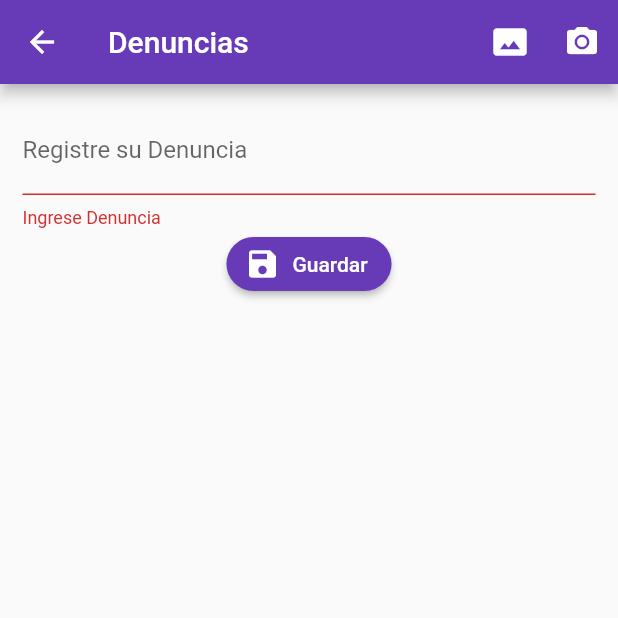
After one commit to aquispe2/denuncias_front_movil, a Flutter app: the DenunciasPage screen opened by its route, after a tap on "Guardar", on a phone screen of 412 x 824 dp, the top half of it. The commit adds this screen. Run offline on Flutter 3.47's test engine with Material 2 defaults, Android fonts, the phone set to English and light mode, and no system bars; our stand-ins replace rxdart.

Commit message:
SDe ha avanzadooo

```diff
--- a/lib/main.dart
+++ b/lib/main.dart
@@ -1,5 +1,6 @@
 import 'package:flutter/material.dart';
 import 'package:nuevoproyecto/src/bloc/provider.dart';
+import 'package:nuevoproyecto/src/pages/denuncias_page.dart';
 import 'package:nuevoproyecto/src/pages/home_page.dart';
 import 'package:nuevoproyecto/src/pages/login_page.dart';
 
@@ -13,7 +14,8 @@ class MyApp extends StatelessWidget {
     initialRoute: 'login',
     routes: {
       'login':(BuildContext context )=> LoginPage(),
-      'home':(BuildContext context )=> HomePage()
+      'home':(BuildContext context )=> HomePage(),
+      'denuncias':(BuildContext context )=> DenunciasPage()
     },
     theme: ThemeData(primaryColor: Colors.deepPurple),
     )
--- a/lib/src/bloc/provider.dart
+++ b/lib/src/bloc/provider.dart
@@ -1,20 +1,28 @@
 import 'package:flutter/material.dart';
 import 'package:nuevoproyecto/src/bloc/login_bloc.dart';
-export  'package:nuevoproyecto/src/bloc/login_bloc.dart';
+export 'package:nuevoproyecto/src/bloc/login_bloc.dart';
 
 class Provider extends InheritedWidget {
+  static Provider _instancia;
+
+  factory Provider({Key key, Widget child}) {
+    if (_instancia == null) {
+      _instancia = new Provider._internal(key: key, child: child);
+    }
+    return _instancia;
+  }
+  Provider._internal({Key key, Widget child}) : super(key: key, child: child);
+
   final loginBloc = LoginBloc();
 
-  Provider({Key key,Widget child})
-    : super(key:key,child:child);
-
+  /*Provider({Key key,Widget child})
+    : super(key:key,child:child);*/
 
   @override
-  bool updateShouldNotify(InheritedWidget oldWidget)=> true;
+  bool updateShouldNotify(InheritedWidget oldWidget) => true;
 
-  static LoginBloc of ( BuildContext context ){
-    return ( context.inheritFromWidgetOfExactType(Provider) as Provider ).loginBloc;
-
+  static LoginBloc of(BuildContext context) {
+    return (context.inheritFromWidgetOfExactType(Provider) as Provider)
+        .loginBloc;
   }
-
 }
--- /dev/null
+++ b/lib/src/models/casos_model.dart
@@ -0,0 +1,37 @@
+import 'dart:convert';
+
+CasosModel casosModelFromJson(String str) => CasosModel.fromJson(json.decode(str));
+
+String casosModelToJson(CasosModel data) => json.encode(data.toJson());
+
+class CasosModel {
+    int casoId;
+    String descripcion;
+    int usuarioId;
+    int estadoId;
+    String fotoUrl;
+
+    CasosModel({
+        this.casoId,
+        this.descripcion='',
+        this.usuarioId=0,
+        this.estadoId=0,
+        this.fotoUrl='',
+    });
+
+    factory CasosModel.fromJson(Map<String, dynamic> json) => new CasosModel(
+        casoId: json["caso_id"],
+        descripcion: json["descripcion"],
+        usuarioId: json["usuario_id"],
+        estadoId: json["estado_id"],
+        fotoUrl: json["fotoUrl"],
+    );
+
+    Map<String, dynamic> toJson() => {
+        "caso_id": casoId,
+        "descripcion": descripcion,
+        "usuario_id": usuarioId,
+        "estado_id": estadoId,
+        "fotoUrl": fotoUrl,
+    };
+}
--- /dev/null
+++ b/lib/src/pages/denuncias_page.dart
@@ -0,0 +1,102 @@
+import 'package:flutter/material.dart';
+import 'package:nuevoproyecto/src/models/casos_model.dart';
+import 'package:nuevoproyecto/src/providers/casos_providers.dart';
+
+
+
+class DenunciasPage extends StatefulWidget {
+  @override
+  _DenunciasPageState createState() => _DenunciasPageState();
+}
+
+class _DenunciasPageState extends State<DenunciasPage> {
+  final formKey = GlobalKey<FormState>();
+  CasosModel objCasos = new CasosModel();
+  final casoProvider = new CasosProviders();
+ @override
+ Widget build(BuildContext context) {
+  return new Scaffold(
+    appBar: AppBar(
+      title: Text('Denuncias'),
+      actions: <Widget>[
+        IconButton(
+          icon : Icon(Icons.photo_size_select_actual),
+          onPressed: (){},
+        ),
+
+         IconButton(
+          icon : Icon(Icons.camera_alt),
+          onPressed: (){},
+        )
+
+
+      ],
+    ),
+    body: SingleChildScrollView(
+      child: Container(
+        padding: EdgeInsets.all(15.0),
+        child: Form(
+          key: formKey,
+          child: Column(
+            children: <Widget>[
+              _crearDenuncia(),
+
+              _crearBoton()
+            ],
+          ),
+        ),
+      ),
+    ),
+ );
+ }
+
+ Widget _crearDenuncia(){
+   return TextFormField(
+     initialValue: objCasos.descripcion,
+     textCapitalization: TextCapitalization.sentences,
+     decoration: InputDecoration(
+       labelText: 'Registre su Denuncia'
+     ),
+     onSaved: (value)=>objCasos.descripcion = value,
+     validator: (value){
+       if(value.length<3){
+         return "Ingrese Denuncia";
+       }else{
+         return null;
+       }
+       /*if(utils.isDenuncia(value)){
+         return null;
+       }else {
+         return 'Ingrese Descripcion arriba de 3 caracters';
+       }*/
+
+
+     },
+   );
+ }
+
+ Widget _crearBoton(){
+   return RaisedButton.icon(
+     shape: RoundedRectangleBorder(
+       borderRadius: BorderRadius.circular(20.0)
+     ),
+     color: Colors.deepPurple,
+     textColor: Colors.white,
+     label: Text('Guardar'),
+     icon:Icon(Icons.save),
+     onPressed: _submit,
+   );
+ }
+
+ void _submit(){
+  if(!formKey.currentState.validate()){
+    return;
+   }
+   formKey.currentState.save();
+   print('Todo OK..');
+   print(objCasos.descripcion);
+
+   casoProvider.crearCasos(objCasos);
+
+ }
+}
--- a/lib/src/pages/home_page.dart
+++ b/lib/src/pages/home_page.dart
@@ -7,15 +7,19 @@ class HomePage extends StatelessWidget {
    final bloc = Provider.of(context);
   return  Scaffold(
     appBar: AppBar(
-      title: Column(
-        crossAxisAlignment: CrossAxisAlignment.center,
-        children: <Widget>[
-          Text('Email: ${bloc.email}'),
-          Text('Password : ${bloc.password}'),
-        ],
-      )
+      title: Text('Denuncias')
     ),
+    body: Container(),
+    floatingActionButton: _crearBoton(context),
 
  );
  }
+ _crearBoton( BuildContext context){
+   return FloatingActionButton(
+      child:Icon(Icons.add),
+      backgroundColor: Colors.deepPurple,
+      onPressed:()=>Navigator.pushNamed(context, 'denuncias')
+   );
+
+ }
 }
--- /dev/null
+++ b/lib/src/providers/casos_providers.dart
@@ -0,0 +1,16 @@
+import 'dart:convert';
+
+import 'package:nuevoproyecto/src/models/casos_model.dart';
+import 'package:http/http.dart' as http;
+
+class CasosProviders{
+  final String _url = '172.16.30.51:1550/api';
+
+  Future<bool> crearCasos(CasosModel casos) async{
+    final url = '$_url/casos/add';
+    final resp = await   http.post(url,body: casosModelToJson(casos));
+    final decodeData = json.decode(resp.body);
+    print(decodeData);
+    return true;
+  }
+}
--- /dev/null
+++ b/lib/src/utils/utils.dart
@@ -0,0 +1,5 @@
+bool isDenuncia(String s){
+
+  if(s.length > 3) return true;
+  else return null;
+}
```
